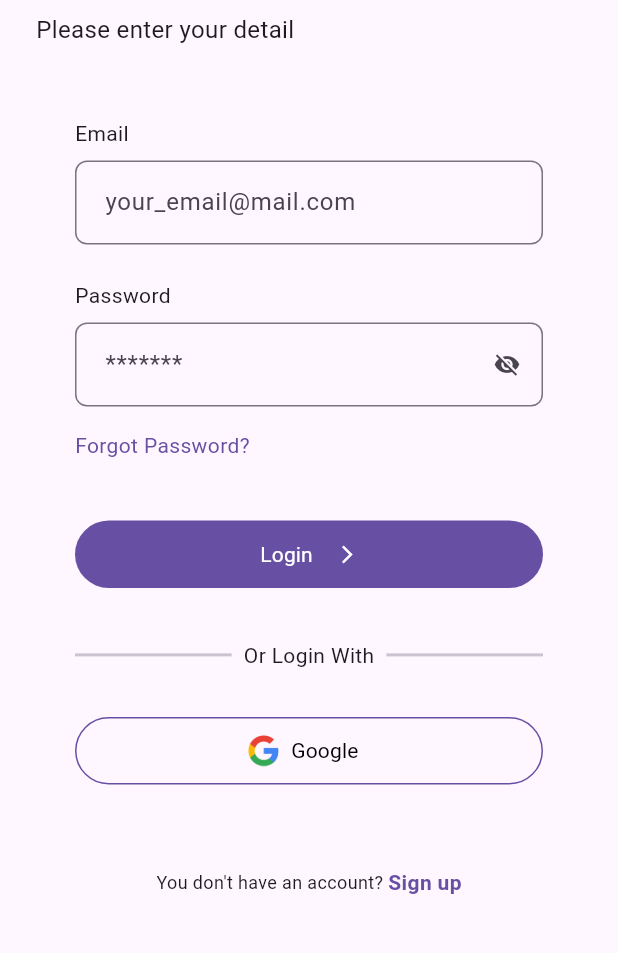
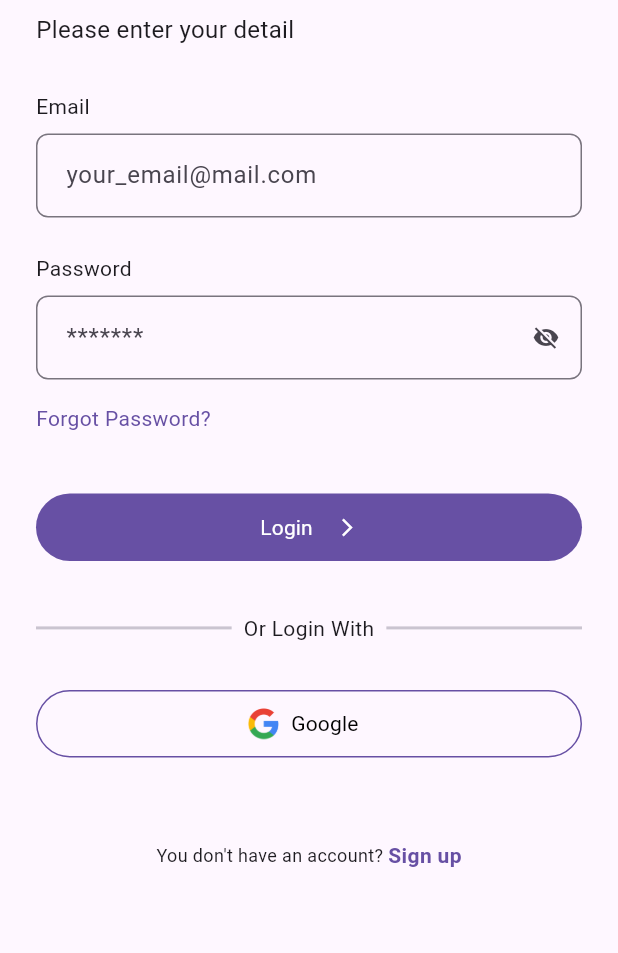
Before and after one commit to Nattapat-is-my-name/TungTee, a Flutter app: the LoginPage screen opened directly, on a phone screen of 412 x 824 dp, the part 231-1184 px from its top. Run offline on Flutter 3.47's test engine with Material 2 defaults, Android fonts, the phone set to English and light mode, and no system bars; our stand-ins replace cloud_firestore, firebase_auth, firebase_core, google_sign_in, image_picker; accounts and stored records are empty.

Commit message:
fix padding login page

```diff
--- a/lib/Pages/auth_control.dart
+++ b/lib/Pages/auth_control.dart
@@ -22,7 +22,7 @@ class AuthPageController extends StatelessWidget {
               builder: (context, snapshot) {
                 if (snapshot.hasData) {
                   if (snapshot.data!) {
-                    return const HomePage();
+                    return const Bottomnavbar();
                   } else {
                     // if no user in database then go to information register page (skip register email/password page)
                     // this case handle google user
--- a/lib/Pages/login.dart
+++ b/lib/Pages/login.dart
@@ -45,12 +45,8 @@ class _LoginPageState extends State<LoginPage> {
                 'Please enter your detail',
                 style: TextStyle(fontWeight: FontWeight.w400, fontSize: 16),
               ),
-              const SizedBox(height: 16),
+              const SizedBox(height: 30),
               Container(
-                  margin:
-                      const EdgeInsets.symmetric(vertical: 0, horizontal: 10),
-                  padding:
-                      const EdgeInsets.symmetric(vertical: 32, horizontal: 16),
                   child: Column(
                 children: [
                   const LoginForm(),
@@ -108,8 +104,7 @@ class _LoginPageState extends State<LoginPage> {
                           Navigator.push(
                               context,
                               MaterialPageRoute(
-                                      builder: (context) =>
-                                          const RegisterPage()));
+                                  builder: (context) => const RegisterPage()));
                         },
                         child: const Text(
                           'Sign up',
--- a/lib/Pages/profile.dart
+++ b/lib/Pages/profile.dart
@@ -10,6 +10,7 @@ class Profile extends StatelessWidget {
   @override
   Widget build(BuildContext context) {
     return Scaffold(
+      appBar: AppBar(),
       body: SafeArea(
         child: Padding(
           padding: const EdgeInsets.all(20.0),
--- a/lib/navigation/bottom_navbar.dart
+++ b/lib/navigation/bottom_navbar.dart
@@ -20,7 +20,7 @@ class _TabbarState extends State<Bottomnavbar> {
     const Myevent(),
     const Createevent(),
     const Groupchat(),
-    Profile(),
+    const Profile(),
   ];
 
   void _onItemTapped(int index) {
```
Also changed, not shown: lib/Pages/create_event.dart (+2 -5 lines), lib/Pages/homepage.dart (+11 -2 lines), pubspec.lock. Lines whose indentation alone changed are shown as unchanged.
